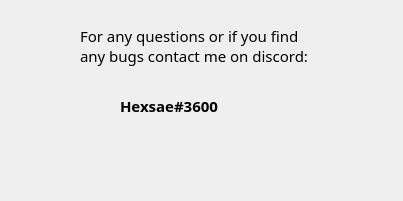
Qt form ui/Help.ui (Hexsae/App-Limiter) before a commit.
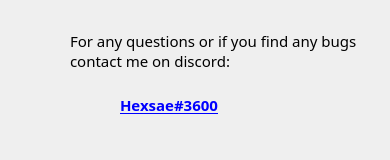
The same form after that commit.

Patch:
```diff
--- a/ui/Help.ui
+++ b/ui/Help.ui
@@ -6,20 +6,26 @@
    <rect>
     <x>0</x>
     <y>0</y>
-    <width>403</width>
-    <height>201</height>
+    <width>390</width>
+    <height>160</height>
    </rect>
   </property>
+  <property name="maximumSize">
+   <size>
+    <width>390</width>
+    <height>160</height>
+   </size>
+  </property>
   <property name="windowTitle">
    <string>Help</string>
   </property>
   <widget class="QLabel" name="label">
    <property name="geometry">
     <rect>
-     <x>80</x>
+     <x>70</x>
      <y>10</y>
-     <width>231</width>
-     <height>71</height>
+     <width>301</width>
+     <height>81</height>
     </rect>
    </property>
    <property name="font">
@@ -40,7 +46,7 @@
     <rect>
      <x>120</x>
      <y>80</y>
-     <width>121</width>
+     <width>151</width>
      <height>51</height>
     </rect>
    </property>
@@ -53,7 +59,10 @@
     </font>
    </property>
    <property name="text">
-    <string>Hexsae#3600</string>
+    <string>&lt;html&gt;&lt;head/&gt;&lt;body&gt;&lt;p&gt;&lt;a href=&quot;discordapp.com/users/242346349859700736&quot;&gt;&lt;span style=&quot; text-decoration: underline; color:#0000ff;&quot;&gt;Hexsae#3600&lt;/span&gt;&lt;/a&gt;&lt;/p&gt;&lt;/body&gt;&lt;/html&gt;</string>
+   </property>
+   <property name="textFormat">
+    <enum>Qt::RichText</enum>
    </property>
    <property name="wordWrap">
     <bool>true</bool>
```
Left out of the diff: 3 changed lines with no effect on the pictures.
